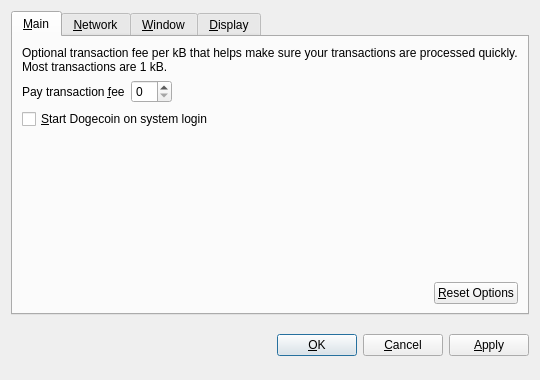
Old version of the form src/qt/forms/optionsdialog.ui in the repository demomint/prop.
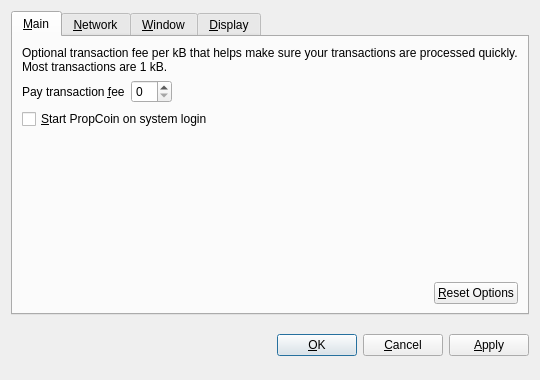
New version of the form. Custom widgets are drawn as their Qt base class.

Diff of the .ui file:
```diff
--- a/src/qt/forms/optionsdialog.ui
+++ b/src/qt/forms/optionsdialog.ui
@@ -82,7 +82,7 @@
           <string>Automatically start Dogecoin after logging in to the system.</string>
          </property>
          <property name="text">
-          <string>&amp;Start Dogecoin on system login</string>
+          <string>&amp;Start PropCoin on system login</string>
          </property>
         </widget>
        </item>
```
Left out of the diff: 10 changed lines with no effect on the pictures.
